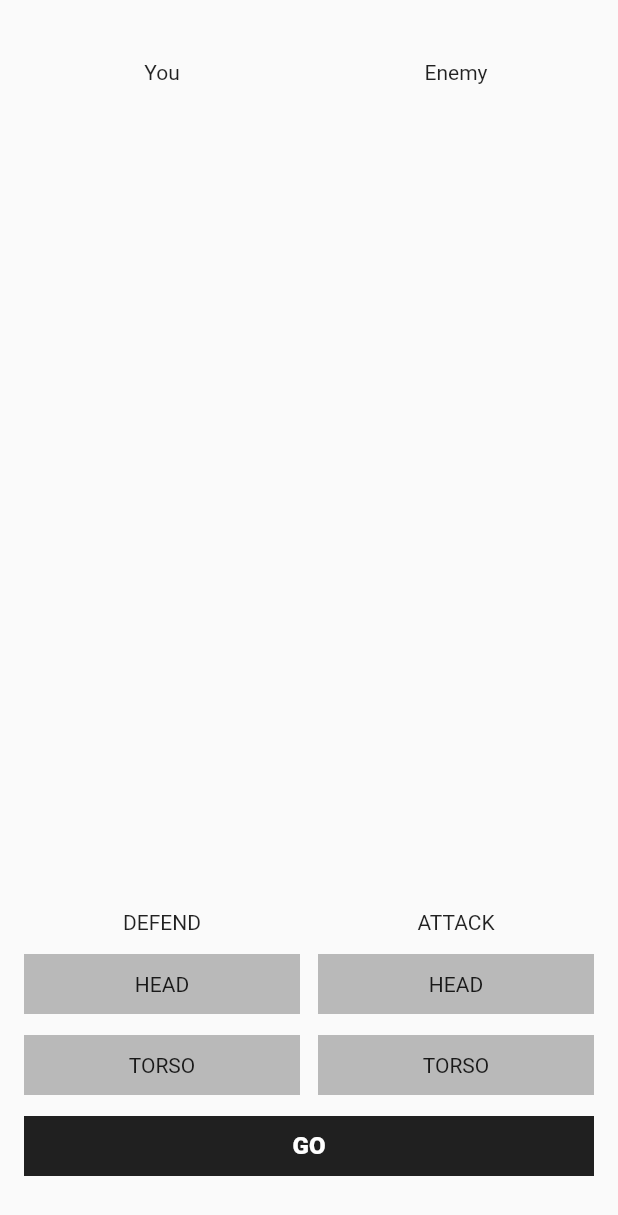
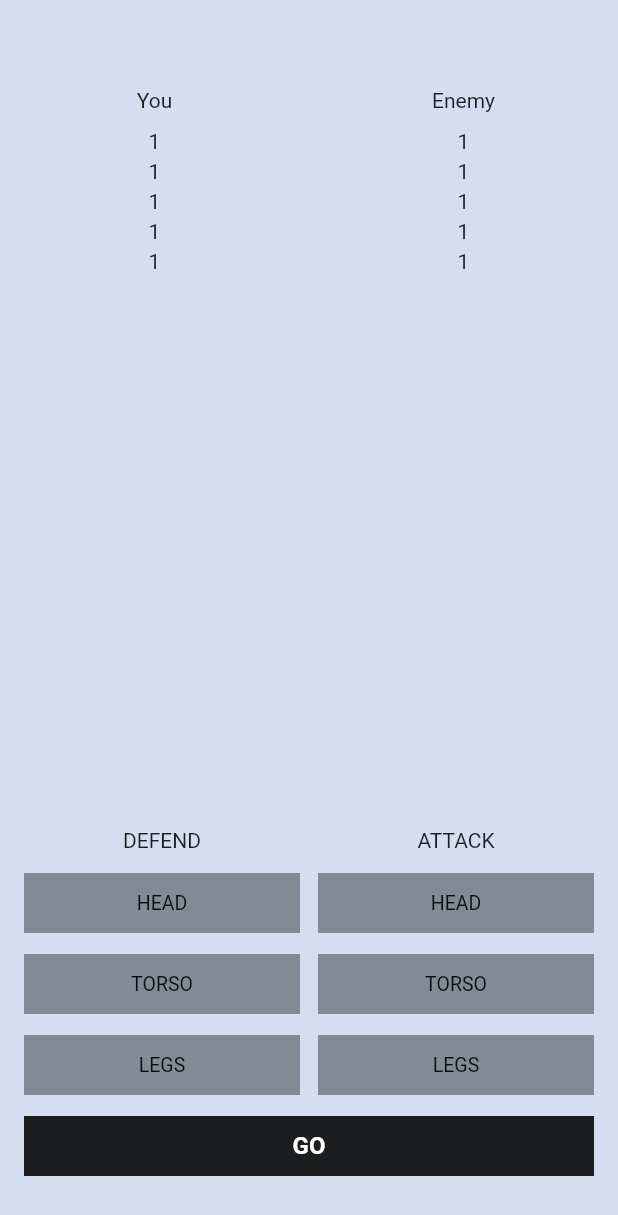
Before and after one commit to alexgelios/flutter_fight_club, a Flutter app: the screen it shows after launch, on a phone screen of 412 x 824 dp. Shown: the top 1215 px of the screen. Run offline on Flutter 3.47's test engine with Material 2 defaults, Android fonts, the phone set to English and light mode, and no system bars.

Commit message:
update, 4 tasks

```diff
--- a/lib/main.dart
+++ b/lib/main.dart
@@ -22,19 +22,71 @@ class _MyHomePageState extends State<MyHomePage> {
   BodyPart? defendingBodyPart;
   BodyPart? attackingBodyPart;
 
+
   @override
   Widget build(BuildContext context) {
     return Scaffold(
-      body: Column(
+      body: ColoredBox(
+        color: Color.fromRGBO(213, 222, 240, 1),
+        child: Column(
           children: [
-          SizedBox(height: 40),
+            SizedBox(height: 59),
             Row(
               children: [
-              SizedBox(width: 16),
-              Expanded(child: Center(child: Text('You'))),
-              SizedBox(width: 12),
-              Expanded(child: Center(child: Text('Enemy'))),
-              SizedBox(width: 16),
+
+                Expanded(
+                    child: Center(
+                        child: Text('You',
+                            style: TextStyle(
+                                fontWeight: FontWeight.w400, fontSize: 14)))),
+
+                Expanded(
+                    child: Center(
+                        child: Text('Enemy',
+                            style: TextStyle(
+                                fontWeight: FontWeight.w400, fontSize: 14)))),
+
+              ],
+            ),
+            SizedBox(height: 11),
+            Row(
+              children: [
+                Expanded(
+                    child: Center(
+                      child: Column(
+                        children: [
+                          Text('1', style: TextStyle(fontWeight: FontWeight.w400, fontSize: 14)),
+                          SizedBox(height: 4),
+                          Text('1', style: TextStyle(fontWeight: FontWeight.w400, fontSize: 14)),
+                          SizedBox(height: 4),
+                          Text('1', style: TextStyle(fontWeight: FontWeight.w400, fontSize: 14)),
+                          SizedBox(height: 4),
+                          Text('1', style: TextStyle(fontWeight: FontWeight.w400, fontSize: 14)),
+                          SizedBox(height: 4),
+                          Text('1', style: TextStyle(fontWeight: FontWeight.w400, fontSize: 14)),
+                          SizedBox(height: 4),
+                        ],
+                      ),
+                    )
+                ),
+                Expanded(
+                    child: Center(
+                      child: Column(
+                        children: [
+                          Text('1', style: TextStyle(fontWeight: FontWeight.w400, fontSize: 14)),
+                          SizedBox(height: 4),
+                          Text('1', style: TextStyle(fontWeight: FontWeight.w400, fontSize: 14)),
+                          SizedBox(height: 4),
+                          Text('1', style: TextStyle(fontWeight: FontWeight.w400, fontSize: 14)),
+                          SizedBox(height: 4),
+                          Text('1', style: TextStyle(fontWeight: FontWeight.w400, fontSize: 14)),
+                          SizedBox(height: 4),
+                          Text('1', style: TextStyle(fontWeight: FontWeight.w400, fontSize: 14)),
+                          SizedBox(height: 4),
+                        ],
+                      ),
+                    )
+                ),
               ],
             ),
             Expanded(child: SizedBox()),
@@ -46,7 +98,7 @@ class _MyHomePageState extends State<MyHomePage> {
                   child: Column(
                     children: [
                       Text('Defend'.toUpperCase()),
-                    SizedBox(height: 13),
+                      SizedBox(height: 14),
                       BodyPartButton(
                         bodyPart: BodyPart.head,
                         selected: defendingBodyPart == BodyPart.head,
@@ -58,6 +110,12 @@ class _MyHomePageState extends State<MyHomePage> {
                         selected: defendingBodyPart == BodyPart.torso,
                         bodyPartSetter: _selectDefendingBodyPart,
                       ),
+                      SizedBox(height: 14),
+                      BodyPartButton(
+                        bodyPart: BodyPart.legs,
+                        selected: defendingBodyPart == BodyPart.legs,
+                        bodyPartSetter: _selectDefendingBodyPart,
+                      ),
                     ],
                   ),
                 ),
@@ -66,7 +124,7 @@ class _MyHomePageState extends State<MyHomePage> {
                   child: Column(
                     children: [
                       Text('Attack'.toUpperCase()),
-                    SizedBox(height: 13),
+                      SizedBox(height: 14),
                       BodyPartButton(
                         bodyPart: BodyPart.head,
                         selected: attackingBodyPart == BodyPart.head,
@@ -76,6 +134,12 @@ class _MyHomePageState extends State<MyHomePage> {
                       BodyPartButton(
                         bodyPart: BodyPart.torso,
                         selected: attackingBodyPart == BodyPart.torso,
+                        bodyPartSetter: _selectAttackingBodyPart,
+                      ),
+                      SizedBox(height: 14),
+                      BodyPartButton(
+                        bodyPart: BodyPart.legs,
+                        selected: attackingBodyPart == BodyPart.legs,
                         bodyPartSetter: _selectAttackingBodyPart,
                       ),
                     ],
@@ -97,7 +161,7 @@ class _MyHomePageState extends State<MyHomePage> {
                         child: Text(
                           'Go'.toUpperCase(),
                           style: TextStyle(
-                            fontWeight: FontWeight.w900,
+                              fontWeight: FontWeight.w700,
                               fontSize: 16,
                               color: Colors.white),
                         ),
@@ -110,6 +174,7 @@ class _MyHomePageState extends State<MyHomePage> {
             ),
             SizedBox(height: 40),
           ],
+        ),
       ),
     );
   }
@@ -134,6 +199,7 @@ class BodyPart {
 
   static const head = BodyPart._('Head');
   static const torso = BodyPart._('Torso');
+  static const legs = BodyPart._('Legs');
 
   @override
   String toString() {
@@ -160,10 +226,16 @@ class BodyPartButton extends StatelessWidget {
       child: SizedBox(
         height: 40,
         child: ColoredBox(
-          color:
-              selected ? const Color.fromRGBO(28, 121, 206, 1) : Colors.black26,
+          color: selected
+              ? const Color.fromRGBO(28, 121, 206, 1)
+              : Color.fromRGBO(0, 0, 0, 0.38),
           child: Center(
-            child: Text(bodyPart.name.toUpperCase()),
+            child: Text(bodyPart.name.toUpperCase(),
+                style: TextStyle(
+                    fontWeight: FontWeight.w400,
+                    fontSize: 13,
+                    color: Color.fromRGBO(6, 13, 20, 1))
+            ),
           ),
         ),
       ),
```
Lines whose indentation alone changed are shown as unchanged.
